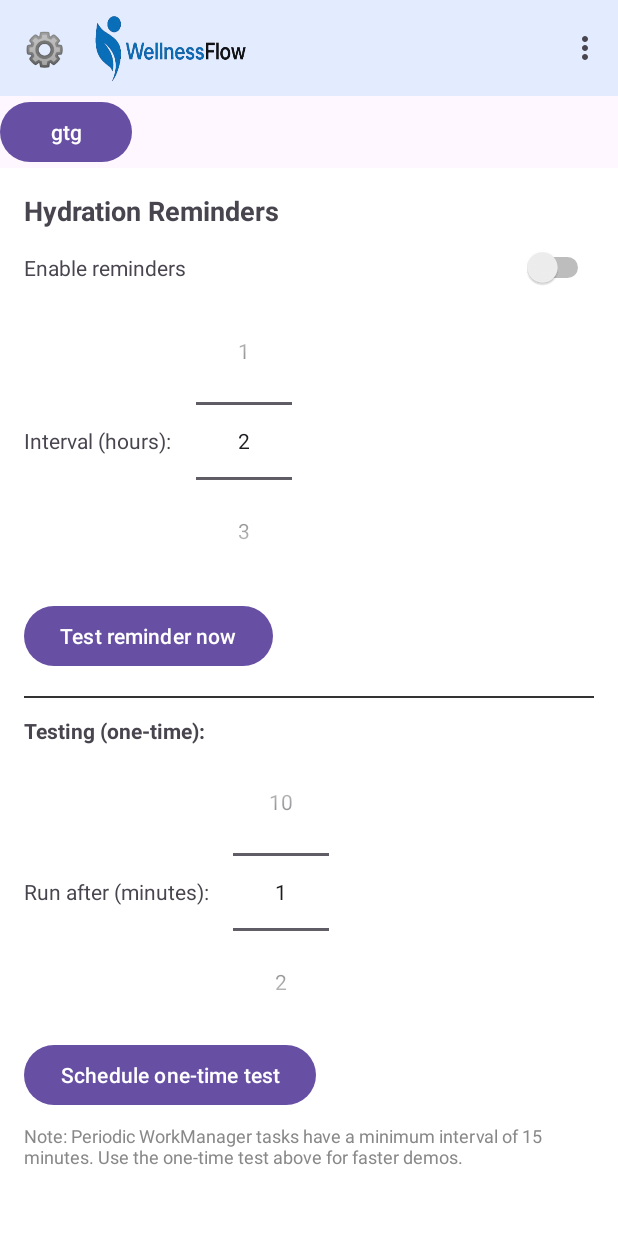
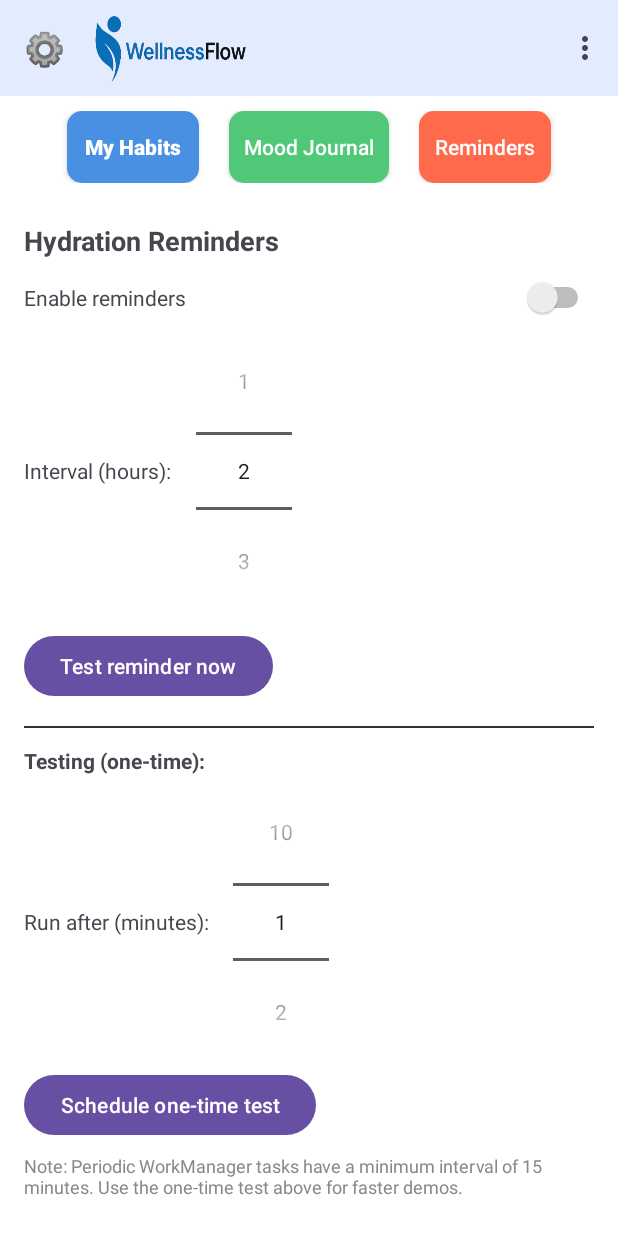
Before and after one commit to theshanGeeth123/WellnessFlow-Android-App, an Android app: the MainActivity2 screen opened directly, with no data from a screen before it, in the options menu, after a tap on "Settings", on a phone screen of 412 x 824 dp. Run offline under Robolectric (Android 15) with nearby library versions, the phone set to English and light mode, and no system bars; 2 statements that could not run were skipped.

Commit message:
Add separate butttons to apear eacch fragment

```diff
--- a/android-test/app/src/main/java/com/example/assignment3/MainActivity2.kt
+++ b/android-test/app/src/main/java/com/example/assignment3/MainActivity2.kt
@@ -34,13 +34,37 @@ class MainActivity2 : AppCompatActivity() {
                 .commit()
         }
 
-        val btn1 = findViewById<Button>(R.id.btn1)
+        val btn1 = findViewById<Button>(R.id.btnAct)
         btn1.setOnClickListener {
             supportActionBar?.title = "\uD83D\uDE0A"
             supportFragmentManager.beginTransaction()
                 .replace(
                     R.id.fragmentContainer,
+                    com.example.assignment3.ui.habits.list.HabitListFragment()
+                )
+                .addToBackStack("mood") // optional: enables back button to return
+                .commit()
+        }
+
+        val btn2 = findViewById<Button>(R.id.btnMood)
+        btn2.setOnClickListener {
+            supportActionBar?.title = "\uD83D\uDE0A"
+            supportFragmentManager.beginTransaction()
+                .replace(
+                    R.id.fragmentContainer,
                     com.example.assignment3.ui.mood.MoodListFragment()
+                )
+                .addToBackStack("mood") // optional: enables back button to return
+                .commit()
+        }
+
+        val btn3 = findViewById<Button>(R.id.btnSettings)
+        btn3.setOnClickListener {
+            supportActionBar?.title = "\uD83D\uDE0A"
+            supportFragmentManager.beginTransaction()
+                .replace(
+                    R.id.fragmentContainer,
+                    com.example.assignment3.ui.settings.SettingsFragment()
                 )
                 .addToBackStack("mood") // optional: enables back button to return
                 .commit()
--- /dev/null
+++ b/android-test/app/src/main/res/drawable/activitybtn.xml
@@ -0,0 +1,11 @@
+<?xml version="1.0" encoding="utf-8"?>
+<selector xmlns:android="http://schemas.android.com/apk/res/android">
+
+    <item>
+        <shape android:shape="rectangle">
+            <corners android:radius="10dp"></corners>
+            <solid android:color="#4A90E2"></solid>
+        </shape>
+    </item>
+
+</selector>
--- /dev/null
+++ b/android-test/app/src/main/res/drawable/moodbtn.xml
@@ -0,0 +1,11 @@
+<?xml version="1.0" encoding="utf-8"?>
+<selector xmlns:android="http://schemas.android.com/apk/res/android">
+
+    <item>
+        <shape android:shape="rectangle">
+            <corners android:radius="10dp"></corners>
+            <solid android:color="#50C878"></solid>
+        </shape>
+    </item>
+
+</selector>
--- /dev/null
+++ b/android-test/app/src/main/res/drawable/reminderbtn.xml
@@ -0,0 +1,11 @@
+<?xml version="1.0" encoding="utf-8"?>
+<selector xmlns:android="http://schemas.android.com/apk/res/android">
+
+    <item>
+        <shape android:shape="rectangle">
+            <corners android:radius="10dp"></corners>
+            <solid android:color="#F5A623"></solid>
+        </shape>
+    </item>
+
+</selector>
--- a/android-test/app/src/main/res/layout/activity_main2.xml
+++ b/android-test/app/src/main/res/layout/activity_main2.xml
@@ -2,6 +2,7 @@
 <LinearLayout xmlns:android="http://schemas.android.com/apk/res/android"
     xmlns:app="http://schemas.android.com/apk/res-auto"
     android:orientation="vertical"
+    android:background="@color/white"
     android:layout_width="match_parent"
     android:layout_height="match_parent">
 
@@ -21,12 +22,57 @@
 
     </com.google.android.material.appbar.MaterialToolbar>
 
-    <Button
-        android:id="@+id/btn1"
-        android:layout_width="wrap_content"
+
+
+    <LinearLayout
+        android:layout_width="match_parent"
         android:layout_height="wrap_content"
-        android:text="gtg"
-        ></Button>
+        android:gravity="center"
+        android:layout_marginBottom="10dp"
+        android:layout_marginTop="10dp"
+        android:orientation="horizontal">
+
+        <androidx.appcompat.widget.AppCompatButton
+            android:id="@+id/btnAct"
+            android:layout_width="wrap_content"
+            android:layout_height="wrap_content"
+
+            android:layout_marginRight="20dp"
+            android:text="My Habits"
+            android:textStyle="bold"
+            android:paddingLeft="10dp"
+            android:paddingRight="10dp"
+            android:textColor="@color/white"
+            android:textAllCaps="false"
+            android:background="@drawable/activitybtn"
+            ></androidx.appcompat.widget.AppCompatButton>
+
+        <androidx.appcompat.widget.AppCompatButton
+            android:id="@+id/btnMood"
+            android:layout_width="wrap_content"
+            android:layout_height="wrap_content"
+            android:layout_marginRight="20dp"
+            android:text="Mood Journal"
+            android:paddingLeft="10dp"
+            android:textAllCaps="false"
+            android:paddingRight="10dp"
+            android:textColor="@color/white"
+            android:background="@drawable/moodbtn"
+            ></androidx.appcompat.widget.AppCompatButton>
+
+        <androidx.appcompat.widget.AppCompatButton
+            android:id="@+id/btnSettings"
+            android:layout_width="wrap_content"
+            android:layout_height="wrap_content"
+            android:paddingLeft="10dp"
+            android:textAllCaps="false"
+            android:paddingRight="10dp"
+            android:textColor="@color/white"
+            android:text="Reminders"
+            android:background="@drawable/main_button1"
+            ></androidx.appcompat.widget.AppCompatButton>
+
+    </LinearLayout>
 
     <FrameLayout
         android:id="@+id/fragmentContainer"
```
